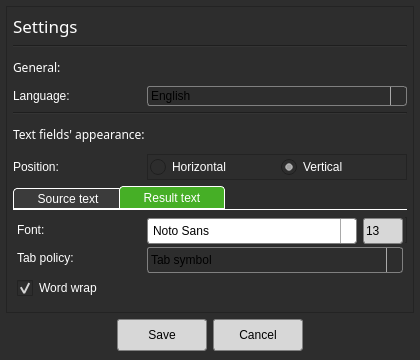
StarterCraft/sicrypt, file uisrc/settings.ui: the form before one commit.
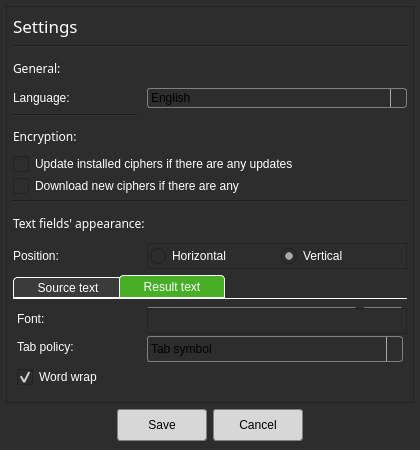
The form after the commit. The open tabs and pages were chosen to show the change. Icons and pictures are not drawn.

Commit message: Restyle the messageboxes, added new configuration options ============ Now it is possible to the user to define, does he want to get new ciphers and update them

```diff
--- a/uisrc/settings.ui
+++ b/uisrc/settings.ui
@@ -7,7 +7,7 @@
     <x>0</x>
     <y>0</y>
     <width>420</width>
-    <height>360</height>
+    <height>450</height>
    </rect>
   </property>
   <property name="sizePolicy">
@@ -19,13 +19,13 @@
   <property name="minimumSize">
    <size>
     <width>420</width>
-    <height>360</height>
+    <height>450</height>
    </size>
   </property>
   <property name="maximumSize">
    <size>
     <width>420</width>
-    <height>360</height>
+    <height>450</height>
    </size>
   </property>
   <property name="windowTitle">
@@ -51,7 +51,43 @@
    <property name="bottomMargin">
     <number>9</number>
    </property>
-   <item row="0" column="0">
+   <item row="2" column="0">
+    <widget class="QDialogButtonBox" name="buttonBox">
+     <property name="styleSheet">
+      <string notr="true">QPushButton
+{ 
+    color: black;
+    background-color: rgb(215, 215, 215);
+    border: 1px solid gray;
+    border-radius: 3px;
+	min-width: 80px;
+	min-height: 30px;
+    padding: 0px 4px 0px 4px;
+    font: 11pt &quot;Segoe UI Semilight&quot;;
+}
+
+QPushButton:hover
+{ 
+    background-color: rgb(235, 235, 235);
+}
+
+QPushButton:pressed
+{ 
+    background-color: rgb(221, 221, 221);
+}</string>
+     </property>
+     <property name="orientation">
+      <enum>Qt::Horizontal</enum>
+     </property>
+     <property name="standardButtons">
+      <set>QDialogButtonBox::Cancel|QDialogButtonBox::Save</set>
+     </property>
+     <property name="centerButtons">
+      <bool>true</bool>
+     </property>
+    </widget>
+   </item>
+   <item row="1" column="0">
     <widget class="QFrame" name="frame">
      <property name="styleSheet">
       <string notr="true">QLabel { 
@@ -487,34 +523,57 @@
       <property name="verticalSpacing">
        <number>6</number>
       </property>
-      <item row="0" column="0" colspan="3">
-       <widget class="QLabel" name="lbl_ReadOnly1">
-        <property name="sizePolicy">
-         <sizepolicy hsizetype="Preferred" vsizetype="MinimumExpanding">
-          <horstretch>0</horstretch>
-          <verstretch>0</verstretch>
-         </sizepolicy>
+      <item row="11" column="0" colspan="3">
+       <widget class="QLabel" name="lbl_ReadOnly5">
+        <property name="styleSheet">
+         <string notr="true">font-family: Segoe UI Semibold</string>
         </property>
+        <property name="text">
+         <string>Text fields' appearance:</string>
+        </property>
+       </widget>
+      </item>
+      <item row="12" column="0">
+       <widget class="QLabel" name="lbl_ReadOnly6">
         <property name="maximumSize">
          <size>
           <width>16777215</width>
           <height>26</height>
          </size>
         </property>
-        <property name="font">
-         <font>
-          <family>Segoe UI Black</family>
-          <pointsize>13</pointsize>
-          <weight>50</weight>
-          <italic>false</italic>
-          <bold>false</bold>
-         </font>
+        <property name="text">
+         <string>Position:</string>
         </property>
+       </widget>
+      </item>
+      <item row="1" column="0" colspan="3">
+       <widget class="Line" name="line">
+        <property name="orientation">
+         <enum>Qt::Horizontal</enum>
+        </property>
+       </widget>
+      </item>
+      <item row="5" column="0">
+       <widget class="QLabel" name="lbl_ReadOnly4">
         <property name="styleSheet">
-         <string notr="true">font-family: Segoe UI Black</string>
+         <string notr="true">font-family: Segoe UI Semibold</string>
         </property>
         <property name="text">
-         <string>Settings</string>
+         <string>Encryption:</string>
+        </property>
+       </widget>
+      </item>
+      <item row="4" column="0">
+       <widget class="Line" name="line_3">
+        <property name="orientation">
+         <enum>Qt::Horizontal</enum>
+        </property>
+       </widget>
+      </item>
+      <item row="10" column="0" colspan="3">
+       <widget class="Line" name="line_2">
+        <property name="orientation">
+         <enum>Qt::Horizontal</enum>
         </property>
        </widget>
       </item>
@@ -539,141 +598,7 @@
         </item>
        </widget>
       </item>
-      <item row="5" column="0" colspan="3">
-       <widget class="QLabel" name="lbl_ReadOnly4">
-        <property name="styleSheet">
-         <string notr="true">font-family: Segoe UI Semibold</string>
-        </property>
-        <property name="text">
-         <string>Text fields' appearance:</string>
-        </property>
-       </widget>
-      </item>
-      <item row="1" column="0" colspan="3">
-       <widget class="Line" name="line">
-        <property name="orientation">
-         <enum>Qt::Horizontal</enum>
-        </property>
-       </widget>
-      </item>
-      <item row="2" column="0">
-       <widget class="QLabel" name="lbl_ReadOnly2">
-        <property name="styleSheet">
-         <string notr="true">font-family: Segoe UI Semibold</string>
-        </property>
-        <property name="text">
-         <string>General:</string>
-        </property>
-       </widget>
-      </item>
-      <item row="4" column="0" colspan="3">
-       <widget class="Line" name="line_2">
-        <property name="orientation">
-         <enum>Qt::Horizontal</enum>
-        </property>
-       </widget>
-      </item>
-      <item row="6" column="1" colspan="2">
-       <widget class="QFrame" name="frame_TextFieldsPosition">
-        <property name="maximumSize">
-         <size>
-          <width>16777215</width>
-          <height>26</height>
-         </size>
-        </property>
-        <property name="frameShape">
-         <enum>QFrame::StyledPanel</enum>
-        </property>
-        <property name="frameShadow">
-         <enum>QFrame::Raised</enum>
-        </property>
-        <layout class="QHBoxLayout" name="horizontalLayout_2">
-         <property name="leftMargin">
-          <number>2</number>
-         </property>
-         <property name="topMargin">
-          <number>0</number>
-         </property>
-         <property name="rightMargin">
-          <number>0</number>
-         </property>
-         <property name="bottomMargin">
-          <number>0</number>
-         </property>
-         <item>
-          <widget class="QRadioButton" name="rbt_TextFieldsPositionHorizontal">
-           <property name="text">
-            <string>Horizontal</string>
-           </property>
-          </widget>
-         </item>
-         <item>
-          <widget class="QRadioButton" name="rbt_TextFieldsPositionVertical">
-           <property name="text">
-            <string>Vertical</string>
-           </property>
-           <property name="checkable">
-            <bool>true</bool>
-           </property>
-           <property name="checked">
-            <bool>true</bool>
-           </property>
-          </widget>
-         </item>
-        </layout>
-       </widget>
-      </item>
-      <item row="3" column="0">
-       <widget class="QLabel" name="lbl_ReadOnly3">
-        <property name="text">
-         <string>Language:</string>
-        </property>
-       </widget>
-      </item>
-      <item row="6" column="0">
-       <widget class="QLabel" name="lbl_ReadOnly5">
-        <property name="maximumSize">
-         <size>
-          <width>16777215</width>
-          <height>26</height>
-         </size>
-        </property>
-        <property name="text">
-         <string>Position:</string>
-        </property>
-       </widget>
-      </item>
-      <item row="8" column="1" colspan="2">
-       <widget class="QFrame" name="frame_WordWrapSelectors">
-        <property name="maximumSize">
-         <size>
-          <width>16777215</width>
-          <height>26</height>
-         </size>
-        </property>
-        <property name="frameShape">
-         <enum>QFrame::StyledPanel</enum>
-        </property>
-        <property name="frameShadow">
-         <enum>QFrame::Raised</enum>
-        </property>
-        <layout class="QHBoxLayout" name="horizontalLayout">
-         <property name="leftMargin">
-          <number>2</number>
-         </property>
-         <property name="topMargin">
-          <number>0</number>
-         </property>
-         <property name="rightMargin">
-          <number>0</number>
-         </property>
-         <property name="bottomMargin">
-          <number>0</number>
-         </property>
-        </layout>
-       </widget>
-      </item>
-      <item row="7" column="0" rowspan="4" colspan="3">
+      <item row="13" column="0" rowspan="4" colspan="3">
        <widget class="QTabWidget" name="tbs_FieldsSettings">
         <property name="sizePolicy">
          <sizepolicy hsizetype="Expanding" vsizetype="Minimum">
@@ -769,7 +694,7 @@
            </widget>
           </item>
           <item row="0" column="0">
-           <widget class="QLabel" name="lbl_ReadOnly6">
+           <widget class="QLabel" name="lbl_ReadOnly7">
             <property name="text">
              <string>Font:</string>
             </property>
@@ -834,7 +759,7 @@
            </widget>
           </item>
           <item row="1" column="0">
-           <widget class="QLabel" name="lbl_ReadOnly7">
+           <widget class="QLabel" name="lbl_ReadOnly8">
             <property name="text">
              <string>Tab policy:</string>
             </property>
@@ -860,15 +785,15 @@
            <number>6</number>
           </property>
           <item row="2" column="0">
+           <widget class="QLabel" name="lbl_ReadOnly10">
+            <property name="text">
+             <string>Tab policy:</string>
+            </property>
+           </widget>
+          </item>
+          <item row="0" column="0">
            <widget class="QLabel" name="lbl_ReadOnly9">
             <property name="text">
-             <string>Tab policy:</string>
-            </property>
-           </widget>
-          </item>
-          <item row="0" column="0">
-           <widget class="QLabel" name="lbl_ReadOnly8">
-            <property name="text">
              <string>Font:</string>
             </property>
            </widget>
@@ -984,45 +909,154 @@
         </widget>
        </widget>
       </item>
+      <item row="2" column="0" colspan="3">
+       <widget class="QLabel" name="lbl_ReadOnly2">
+        <property name="styleSheet">
+         <string notr="true">font-family: Segoe UI Semibold</string>
+        </property>
+        <property name="text">
+         <string>General:</string>
+        </property>
+       </widget>
+      </item>
+      <item row="14" column="1" colspan="2">
+       <widget class="QFrame" name="frame_WordWrapSelectors">
+        <property name="maximumSize">
+         <size>
+          <width>16777215</width>
+          <height>26</height>
+         </size>
+        </property>
+        <property name="frameShape">
+         <enum>QFrame::StyledPanel</enum>
+        </property>
+        <property name="frameShadow">
+         <enum>QFrame::Raised</enum>
+        </property>
+        <layout class="QHBoxLayout" name="horizontalLayout">
+         <property name="leftMargin">
+          <number>2</number>
+         </property>
+         <property name="topMargin">
+          <number>0</number>
+         </property>
+         <property name="rightMargin">
+          <number>0</number>
+         </property>
+         <property name="bottomMargin">
+          <number>0</number>
+         </property>
+        </layout>
+       </widget>
+      </item>
+      <item row="0" column="0" colspan="3">
+       <widget class="QLabel" name="lbl_ReadOnly1">
+        <property name="sizePolicy">
+         <sizepolicy hsizetype="Preferred" vsizetype="MinimumExpanding">
+          <horstretch>0</horstretch>
+          <verstretch>0</verstretch>
+         </sizepolicy>
+        </property>
+        <property name="maximumSize">
+         <size>
+          <width>16777215</width>
+          <height>26</height>
+         </size>
+        </property>
+        <property name="font">
+         <font>
+          <family>Segoe UI Black</family>
+          <pointsize>13</pointsize>
+          <weight>50</weight>
+          <italic>false</italic>
+          <bold>false</bold>
+         </font>
+        </property>
+        <property name="styleSheet">
+         <string notr="true">font-family: Segoe UI Black</string>
+        </property>
+        <property name="text">
+         <string>Settings</string>
+        </property>
+       </widget>
+      </item>
+      <item row="12" column="1" colspan="2">
+       <widget class="QFrame" name="frame_TextFieldsPosition">
+        <property name="maximumSize">
+         <size>
+          <width>16777215</width>
+          <height>26</height>
+         </size>
+        </property>
+        <property name="frameShape">
+         <enum>QFrame::StyledPanel</enum>
+        </property>
+        <property name="frameShadow">
+         <enum>QFrame::Raised</enum>
+        </property>
+        <layout class="QHBoxLayout" name="horizontalLayout_2">
+         <property name="leftMargin">
+          <number>2</number>
+         </property>
+         <property name="topMargin">
+          <number>0</number>
+         </property>
+         <property name="rightMargin">
+          <number>0</number>
+         </property>
+         <property name="bottomMargin">
+          <number>0</number>
+         </property>
+         <item>
+          <widget class="QRadioButton" name="rbt_TextFieldsPositionHorizontal">
+           <property name="text">
+            <string>Horizontal</string>
+           </property>
+          </widget>
+         </item>
+         <item>
+          <widget class="QRadioButton" name="rbt_TextFieldsPositionVertical">
+           <property name="text">
+            <string>Vertical</string>
+           </property>
+           <property name="checkable">
+            <bool>true</bool>
+           </property>
+           <property name="checked">
+            <bool>true</bool>
+           </property>
+          </widget>
+         </item>
+        </layout>
+       </widget>
+      </item>
+      <item row="3" column="0">
+       <widget class="QLabel" name="lbl_ReadOnly3">
+        <property name="text">
+         <string>Language:</string>
+        </property>
+       </widget>
+      </item>
+      <item row="6" column="0" colspan="3">
+       <widget class="QCheckBox" name="ckb_CiphersAllowDownloadingUpdates">
+        <property name="toolTip">
+         <string>Updates will be download from our GitHub</string>
+        </property>
+        <property name="text">
+         <string>Update installed ciphers if there are any updates</string>
+        </property>
+       </widget>
+      </item>
+      <item row="7" column="0" colspan="3">
+       <widget class="QCheckBox" name="ckb_CiphersAllowDownloadingNew">
+        <property name="text">
+         <string>Download new ciphers if there are any</string>
+        </property>
+       </widget>
+      </item>
      </layout>
     </widget>
    </item>
-   <item row="1" column="0">
-    <widget class="QDialogButtonBox" name="buttonBox">
-     <property name="styleSheet">
-      <string notr="true">QPushButton
-{ 
-    color: black;
-    background-color: rgb(215, 215, 215);
-    border: 1px solid gray;
-    border-radius: 3px;
-	min-width: 80px;
-	min-height: 30px;
-    padding: 0px 4px 0px 4px;
-    font: 11pt &quot;Segoe UI Semilight&quot;;
-}
-
-QPushButton:hover
-{ 
-    background-color: rgb(235, 235, 235);
-}
-
-QPushButton:pressed
-{ 
-    background-color: rgb(221, 221, 221);
-}</string>
-     </property>
-     <property name="orientation">
-      <enum>Qt::Horizontal</enum>
-     </property>
-     <property name="standardButtons">
-      <set>QDialogButtonBox::Cancel|QDialogButtonBox::Save</set>
-     </property>
-     <property name="centerButtons">
-      <bool>true</bool>
-     </property>
-    </widget>
-   </item>
   </layout>
  </widget>
  <resources>
```
Left out of the diff: 2 changed lines with no effect on the pictures. The commit also changes 7 other files.
